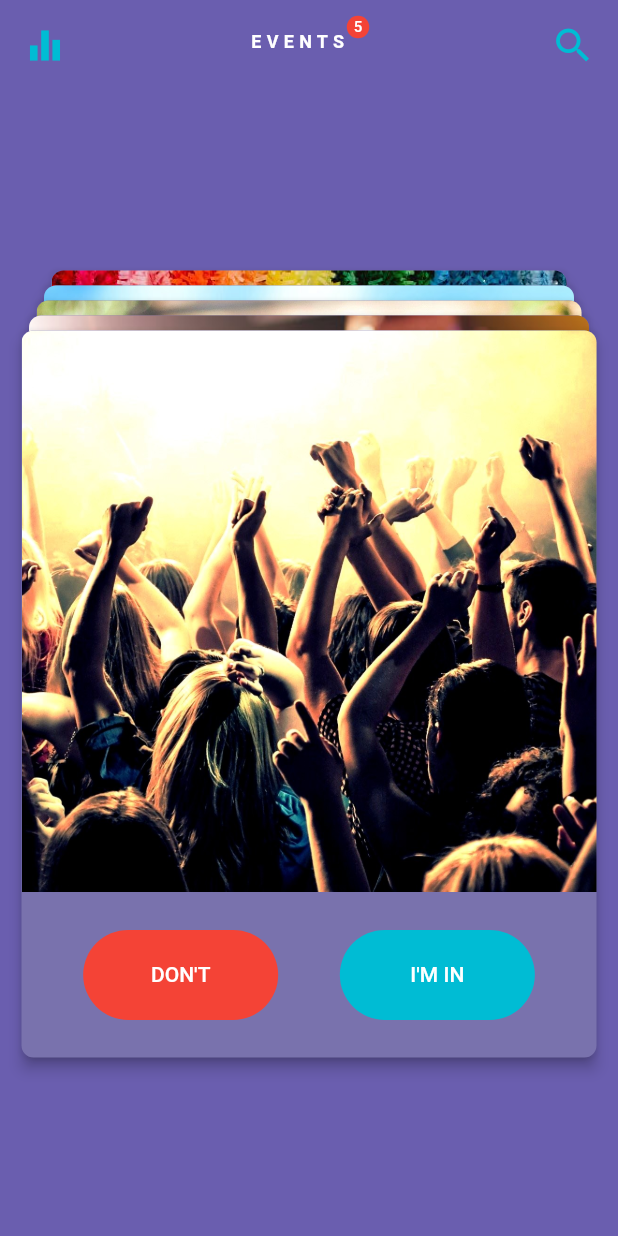
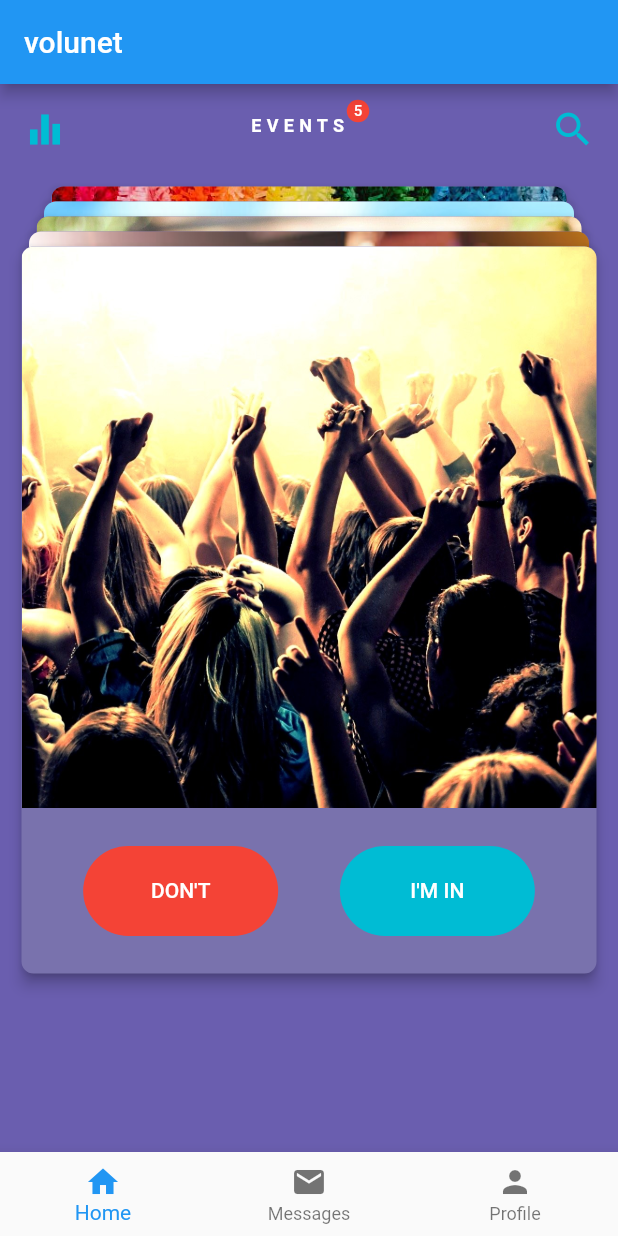
Before and after one commit to mnshaw/volunet, a Flutter app: the screen it shows after launch, on a phone screen of 412 x 824 dp. Run offline on Flutter 3.47's test engine with Material 2 defaults, Android fonts, the phone set to English and light mode, and no system bars.

Commit message:
Change home to Welcome class

```diff
--- /dev/null
+++ b/animation_exp/lib/WelcomeScreen/welcome.dart
@@ -0,0 +1,54 @@
+import 'package:flutter/cupertino.dart';
+import 'package:flutter/material.dart';
+import 'package:animation_exp/SwipeAnimation/index.dart';
+
+class Welcome extends StatefulWidget {
+  @override
+  State<StatefulWidget> createState() {
+    return _WelcomeState();
+  }
+}
+
+class _WelcomeState extends State<Welcome> {
+  @override
+
+  int _currentIndex = 0;
+  final List<Widget> _children = [
+    CardDemo(),
+    CardDemo(),
+    CardDemo(),
+  ];
+
+  Widget build(BuildContext context) {
+    return Scaffold(
+      appBar: AppBar(
+        title: Text('volunet'),
+      ),
+      body: _children[_currentIndex], // new
+      bottomNavigationBar: BottomNavigationBar(
+        onTap: onTabTapped, // new
+        currentIndex: _currentIndex, // this will be set when a new tab is tapped
+        items: [
+          BottomNavigationBarItem(
+            icon: new Icon(Icons.home),
+            title: new Text('Home'),
+          ),
+          BottomNavigationBarItem(
+            icon: new Icon(Icons.mail),
+            title: new Text('Messages'),
+          ),
+          BottomNavigationBarItem(
+              icon: Icon(Icons.person),
+              title: Text('Profile')
+          )
+        ],
+      ),
+    );
+  }
+
+  void onTabTapped(int index) {
+    setState(() {
+      _currentIndex = index;
+    });
+  }
+}
--- a/animation_exp/lib/main.dart
+++ b/animation_exp/lib/main.dart
@@ -1,4 +1,4 @@
-import 'package:animation_exp/SwipeAnimation/index.dart';
+import 'package:animation_exp/WelcomeScreen/welcome.dart';
 import 'package:flutter/material.dart';
 
 void main() => runApp(new MyApp());
@@ -13,7 +13,8 @@ class MyApp extends StatelessWidget {
         primarySwatch: Colors.blue,
       ),
       // home: new PageMain(),
-      home: new CardDemo(),
+//      home: new CardDemo(),
+      home: new Welcome(),
       //home: BottomNavigationDemo(),
       // home:new exp(),
     );
```
Also changed, not shown: 3 other files.
